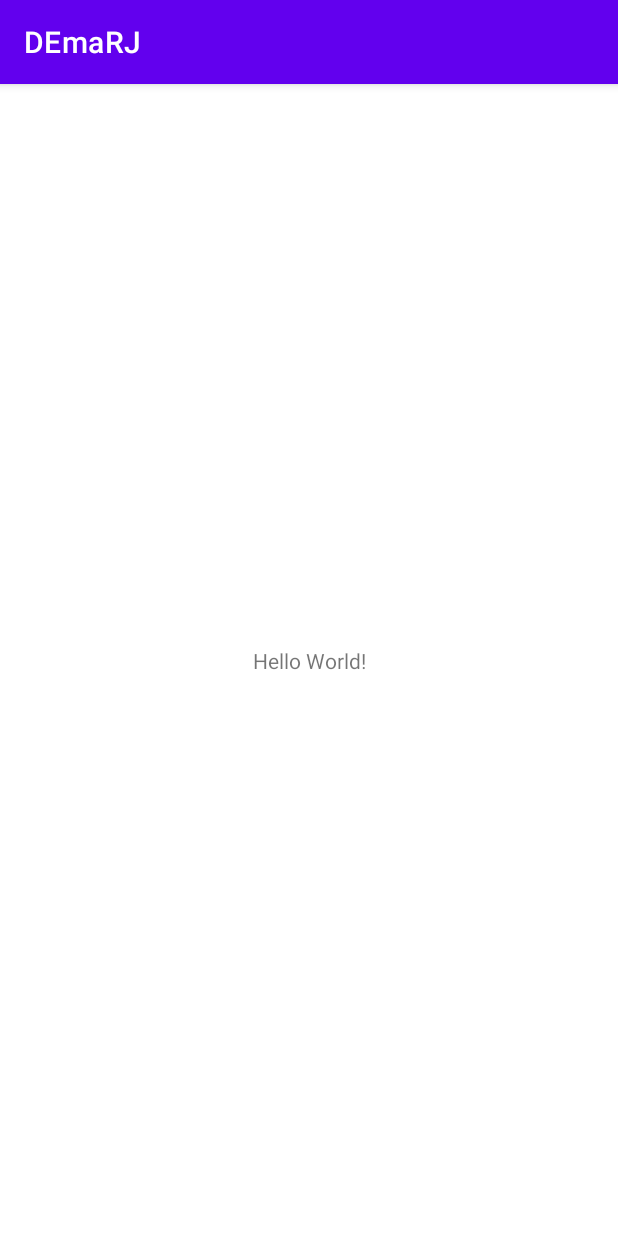
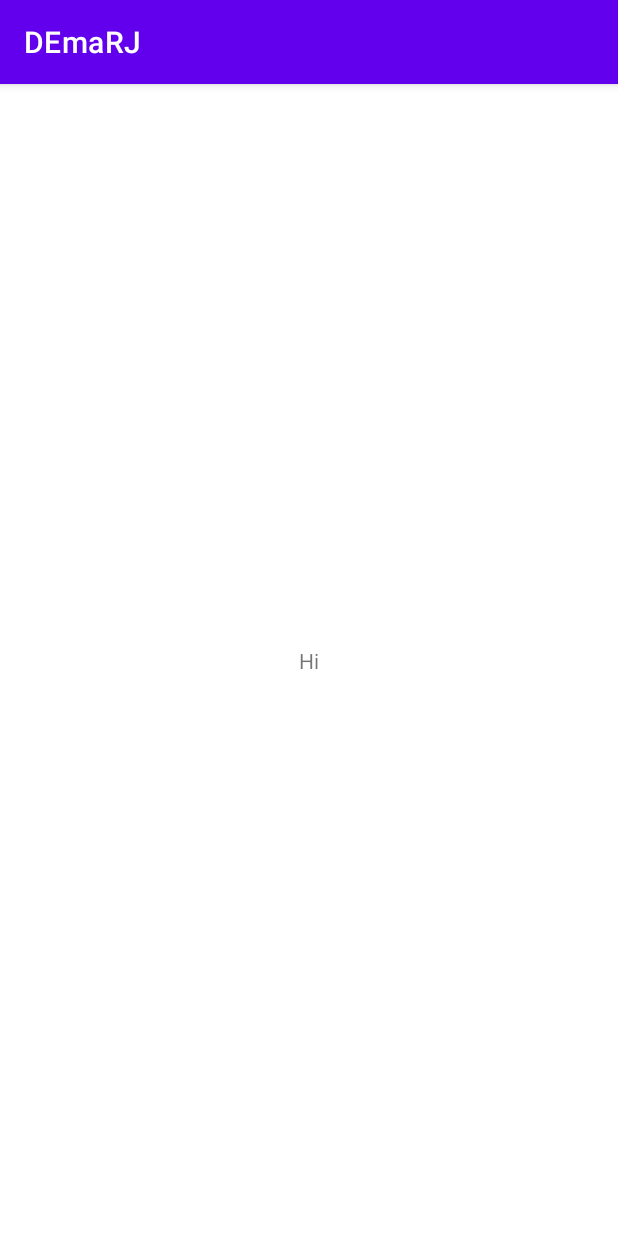
Before and after one commit to rickywizard/demarj-mobile, an Android app: the screen it shows after launch (MainActivity), on a phone screen of 412 x 824 dp. Run offline under Robolectric (Android 15) with nearby library versions, the phone set to English and light mode, and no system bars.

Commit message:
Tes change

```diff
--- a/app/src/main/res/layout/activity_main.xml
+++ b/app/src/main/res/layout/activity_main.xml
@@ -9,7 +9,7 @@
     <TextView
         android:layout_width="wrap_content"
         android:layout_height="wrap_content"
-        android:text="Hello World!"
+        android:text="Hi"
         app:layout_constraintBottom_toBottomOf="parent"
         app:layout_constraintEnd_toEndOf="parent"
         app:layout_constraintStart_toStartOf="parent"
```
